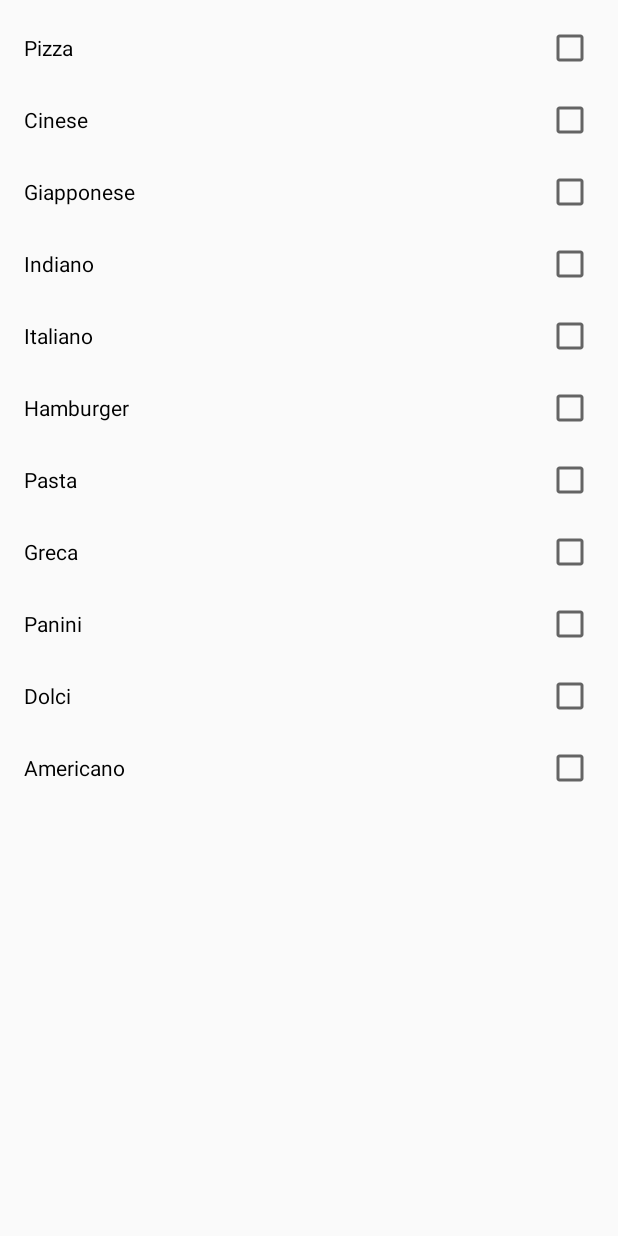
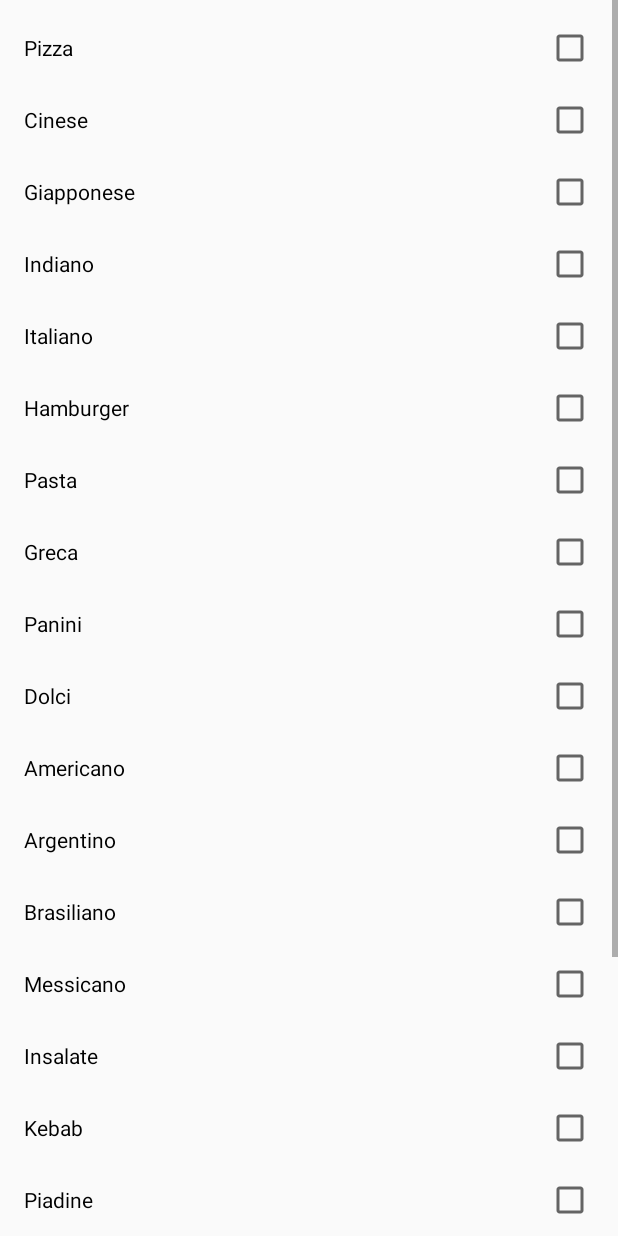
Before and after one commit to MarcoLentini/UserApp, an Android app: the layout activity_filter_restaurants.xml on its own in the app's theme, with its tools: preview values and no code run, on a phone screen of 412 x 824 dp. Run offline under Robolectric (Android 15) with nearby library versions, the phone set to English and light mode, and no system bars.

Commit message:
Updated the list of filters.

```diff
--- a/app/src/main/res/layout/activity_filter_restaurants.xml
+++ b/app/src/main/res/layout/activity_filter_restaurants.xml
@@ -103,6 +103,94 @@
             android:button="@null"
             android:drawableRight="?android:attr/listChoiceIndicatorMultiple"
             android:padding="8dp"/>
+        <CheckBox
+            android:id="@+id/checkBoxArgentino"
+            android:layout_width="match_parent"
+            android:layout_height="wrap_content"
+            android:text="Argentino"
+            android:button="@null"
+            android:drawableRight="?android:attr/listChoiceIndicatorMultiple"
+            android:padding="8dp"/>
+        <CheckBox
+            android:id="@+id/checkBoxBrasiliano"
+            android:layout_width="match_parent"
+            android:layout_height="wrap_content"
+            android:text="Brasiliano"
+            android:button="@null"
+            android:drawableRight="?android:attr/listChoiceIndicatorMultiple"
+            android:padding="8dp"/>
+        <CheckBox
+            android:id="@+id/checkBoxMessicano"
+            android:layout_width="match_parent"
+            android:layout_height="wrap_content"
+            android:text="Messicano"
+            android:button="@null"
+            android:drawableRight="?android:attr/listChoiceIndicatorMultiple"
+            android:padding="8dp"/>
+        <CheckBox
+            android:id="@+id/checkBoxInsalate"
+            android:layout_width="match_parent"
+            android:layout_height="wrap_content"
+            android:text="Insalate"
+            android:button="@null"
+            android:drawableRight="?android:attr/listChoiceIndicatorMultiple"
+            android:padding="8dp"/>
+        <CheckBox
+            android:id="@+id/checkBoxKebab"
+            android:layout_width="match_parent"
+            android:layout_height="wrap_content"
+            android:text="Kebab"
+            android:button="@null"
+            android:drawableRight="?android:attr/listChoiceIndicatorMultiple"
+            android:padding="8dp"/>
+        <CheckBox
+            android:id="@+id/checkBoxPiadine"
+            android:layout_width="match_parent"
+            android:layout_height="wrap_content"
+            android:text="Piadine"
+            android:button="@null"
+            android:drawableRight="?android:attr/listChoiceIndicatorMultiple"
+            android:padding="8dp"/>
+        <CheckBox
+            android:id="@+id/checkBoxSpagnolo"
+            android:layout_width="match_parent"
+            android:layout_height="wrap_content"
+            android:text="Spagnolo"
+            android:button="@null"
+            android:drawableRight="?android:attr/listChoiceIndicatorMultiple"
+            android:padding="8dp"/>
+        <CheckBox
+            android:id="@+id/checkBoxThailandese"
+            android:layout_width="match_parent"
+            android:layout_height="wrap_content"
+            android:text="Thailandese"
+            android:button="@null"
+            android:drawableRight="?android:attr/listChoiceIndicatorMultiple"
+            android:padding="8dp"/>
+        <CheckBox
+            android:id="@+id/checkBoxVegetariano"
+            android:layout_width="match_parent"
+            android:layout_height="wrap_content"
+            android:text="Vegetariano"
+            android:button="@null"
+            android:drawableRight="?android:attr/listChoiceIndicatorMultiple"
+            android:padding="8dp"/>
+        <CheckBox
+            android:id="@+id/checkBoxSenzaGlutine"
+            android:layout_width="match_parent"
+            android:layout_height="wrap_content"
+            android:text="SenzaGlutine"
+            android:button="@null"
+            android:drawableRight="?android:attr/listChoiceIndicatorMultiple"
+            android:padding="8dp"/>
+        <CheckBox
+            android:id="@+id/checkBoxSenzaGelato"
+            android:layout_width="match_parent"
+            android:layout_height="wrap_content"
+            android:text="Gelato"
+            android:button="@null"
+            android:drawableRight="?android:attr/listChoiceIndicatorMultiple"
+            android:padding="8dp"/>
 
     </LinearLayout>
 
```
